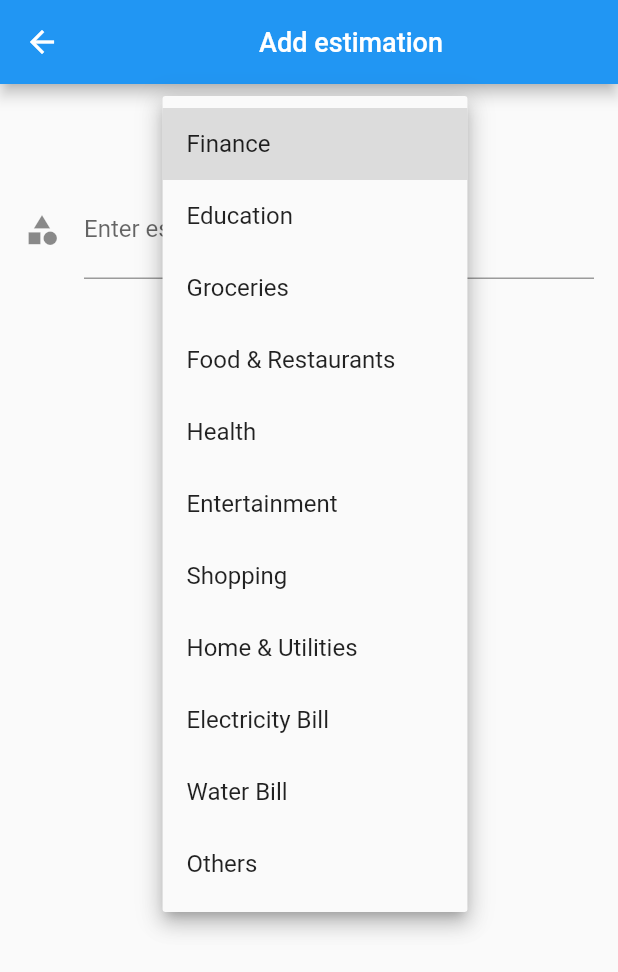
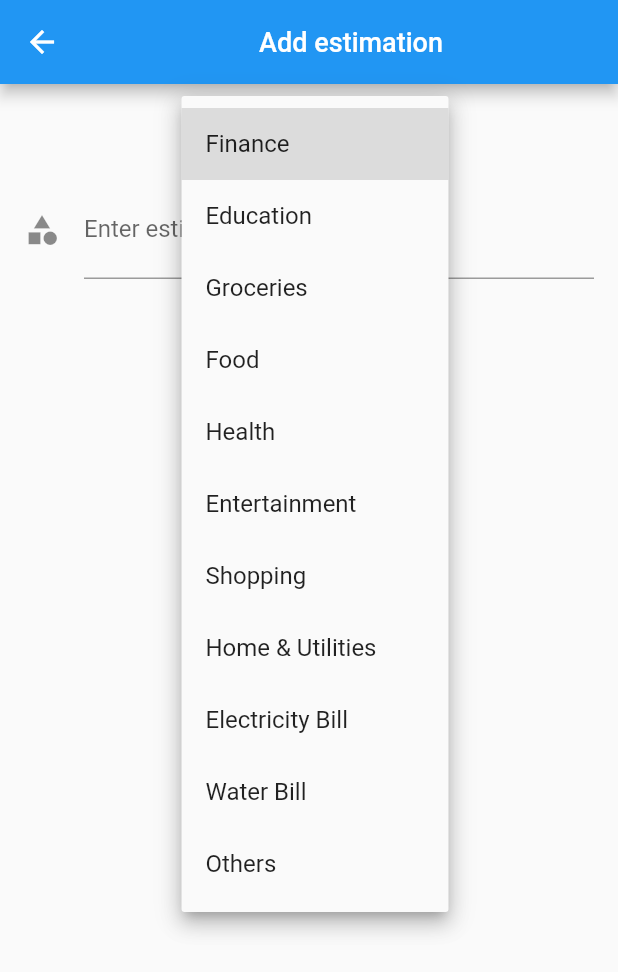
Before and after one commit to joeljohngeorge/designproject, a Flutter app: the Estimateaddpage screen opened directly, after a tap on "Finance", on a phone screen of 412 x 824 dp. Shown: the top 972 px of the screen. Run offline on Flutter 3.47's test engine with Material 2 defaults, Android fonts, the phone set to English and light mode, and no system bars; our stand-ins replace fluttertoast.

Commit message:
Update addestimates.dart

```diff
--- a/lib/screens/addestimates.dart
+++ b/lib/screens/addestimates.dart
@@ -12,7 +12,7 @@ class _EstimateaddpageState extends State<Estimateaddpage> {
     'Finance',
     'Education',
     'Groceries',
-    'Food & Restaurants',
+    'Food',
     'Health',
     'Entertainment',
     'Shopping',
```
